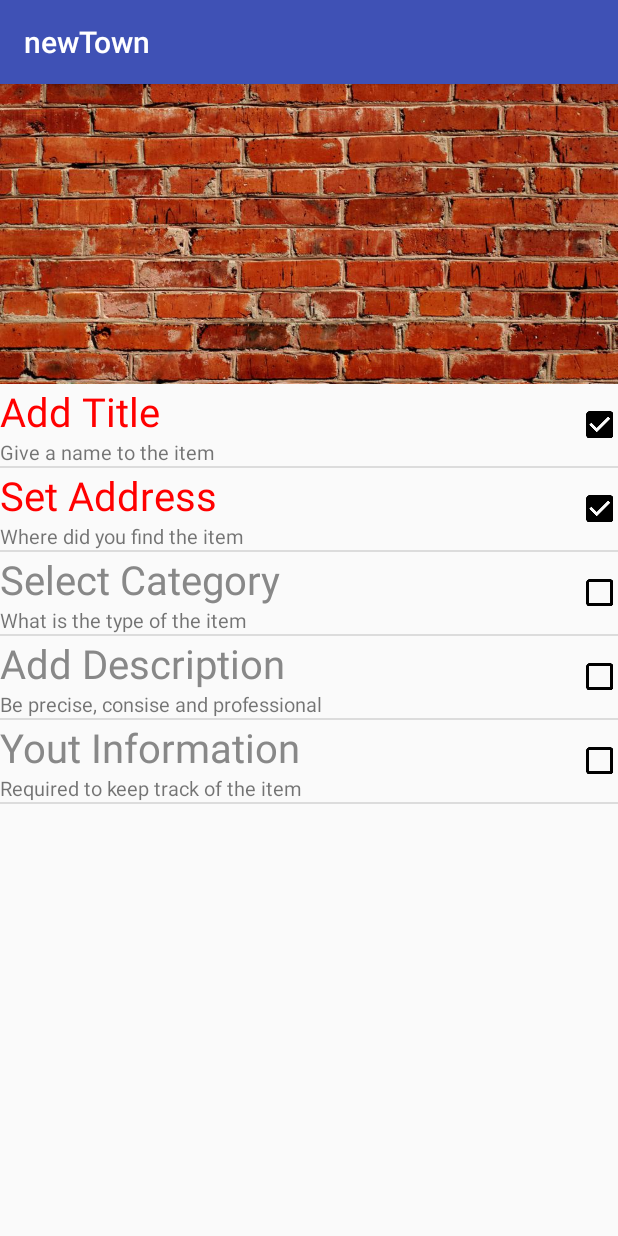
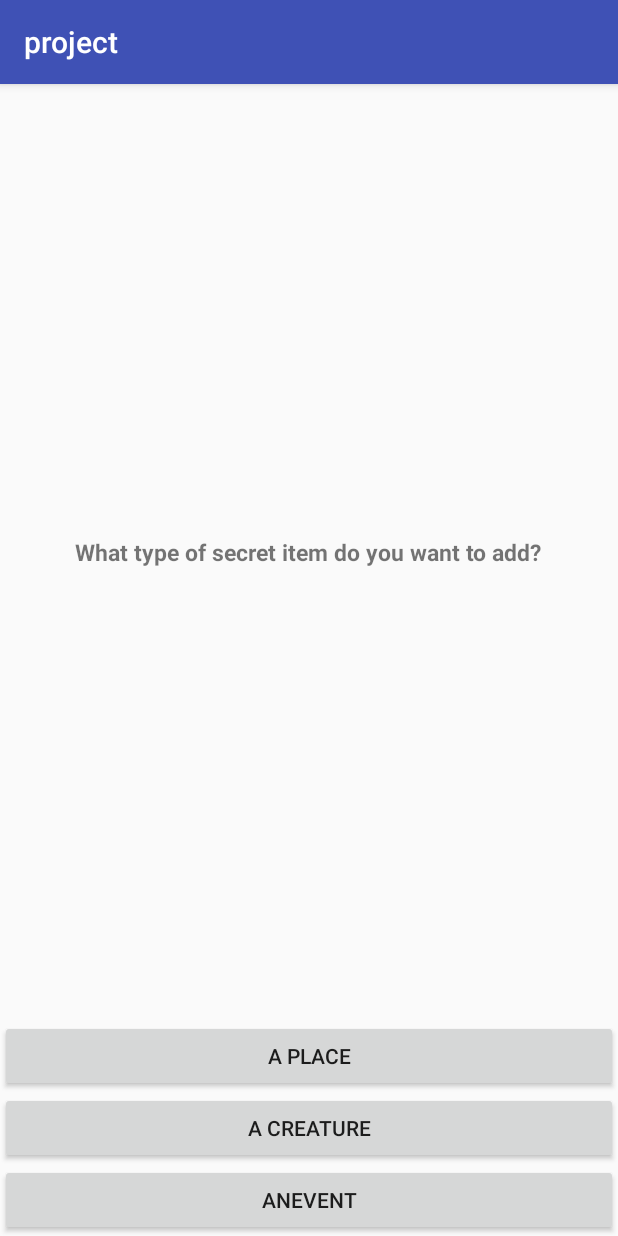
Before and after one commit to zcbmlijygrdwa/paperTown, an Android app: the newTown screen opened directly, with no data from a screen before it, after a tap on "Select Category", on a phone screen of 412 x 824 dp. Run offline under Robolectric (Android 15) with nearby library versions, the phone set to English and light mode, and no system bars.

Commit message:
add NewCategoryActivity

```diff
--- a/app/src/main/AndroidManifest.xml
+++ b/app/src/main/AndroidManifest.xml
@@ -33,7 +33,9 @@
             android:label="@string/title_activity_new_town"
             android:theme="@style/AppTheme.NoActionBar" />
         <activity android:name=".NewTitleActivity" />
-        <activity android:name=".NewAddressActivity"></activity>
+        <activity android:name=".NewAddressActivity" />
+        <activity android:name=".NewCategoryActivity" />
+        <activity android:name=".NewDescriptionActivity"></activity>
     </application>
 
 </manifest>
--- /dev/null
+++ b/app/src/main/java/zhenyuyang/cec150/ece/ucsb/edu/project/NewCategoryActivity.java
@@ -0,0 +1,58 @@
+package zhenyuyang.cec150.ece.ucsb.edu.project;
+
+import android.app.Activity;
+import android.content.Intent;
+import android.support.v7.app.AppCompatActivity;
+import android.os.Bundle;
+import android.util.Log;
+import android.view.View;
+import android.widget.Button;
+
+public class NewCategoryActivity extends AppCompatActivity {
+
+    @Override
+    protected void onCreate(Bundle savedInstanceState) {
+        super.onCreate(savedInstanceState);
+        setContentView(R.layout.activity_new_category);
+
+
+        Button button1 = (Button) findViewById(R.id.button_cate1);
+        button1.setOnClickListener(new View.OnClickListener() {
+
+            public void onClick(View v) {
+                // TODO Auto-generated method stub
+                Intent returnIntent = new Intent();
+                returnIntent.putExtra("result","place");
+                setResult(Activity.RESULT_OK,returnIntent);
+                finish();
+            }
+        });
+
+        Button button2 = (Button) findViewById(R.id.button_cate2);
+        button2.setOnClickListener(new View.OnClickListener() {
+
+            public void onClick(View v) {
+                // TODO Auto-generated method stub
+                Intent returnIntent = new Intent();
+                returnIntent.putExtra("result","creature");
+                setResult(Activity.RESULT_OK,returnIntent);
+                finish();
+            }
+        });
+
+        Button button3 = (Button) findViewById(R.id.button_cate3);
+        button3.setOnClickListener(new View.OnClickListener() {
+
+            public void onClick(View v) {
+                // TODO Auto-generated method stub
+                Intent returnIntent = new Intent();
+                returnIntent.putExtra("result","event");
+                setResult(Activity.RESULT_OK,returnIntent);
+                finish();
+            }
+        });
+
+
+
+    }
+}
--- a/app/src/main/java/zhenyuyang/cec150/ece/ucsb/edu/project/newTown.java
+++ b/app/src/main/java/zhenyuyang/cec150/ece/ucsb/edu/project/newTown.java
@@ -26,9 +26,9 @@ import static android.provider.AlarmClock.EXTRA_MESSAGE;
 
 public class newTown extends AppCompatActivity {
     final int NEW_TITLE_REQUEST = 0;
-    final int NEW_ADDRESS_REQUEST = 2;
-    final int NEW_CATEGORY_REQUEST = 0;
-    final int NEW_INFORMATION_REQUEST = 0;
+    final int NEW_ADDRESS_REQUEST = 1;
+    final int NEW_CATEGORY_REQUEST = 2;
+    final int NEW_INFORMATION_REQUEST =3;
 
     String title = "";
 
@@ -109,6 +109,14 @@ public class newTown extends AppCompatActivity {
                     //finish();// kill current activity
                 }
 
+                if (position == 2) {
+                    Intent intent = new Intent(getApplicationContext(), NewCategoryActivity.class);
+                    //intent.putExtra(EXTRA_MESSAGE, "asdf");
+                    startActivityForResult(intent, NEW_CATEGORY_REQUEST);
+                    overridePendingTransition(R.anim.trans_left_in, R.anim.trans_left_out);
+                    //finish();// kill current activity
+                }
+
 
 
             }
@@ -147,6 +155,19 @@ public class newTown extends AppCompatActivity {
             }
             if (resultCode == Activity.RESULT_CANCELED) {
                 Log.i("onActivityResult", "NEW_ADDRESS_REQUEST RESULT_CANCELED");
+                //Write your code if there's no result
+            }
+        }
+
+        if (requestCode == NEW_CATEGORY_REQUEST) {
+            // Make sure the request was successful
+            if (resultCode == RESULT_OK) {
+                String result = data.getStringExtra("result");
+                Log.i("onActivityResult", "result = " + result);
+                title = result;
+            }
+            if (resultCode == Activity.RESULT_CANCELED) {
+                Log.i("onActivityResult", "NEW_CATEGORY_REQUEST RESULT_CANCELED");
                 //Write your code if there's no result
             }
         }
--- /dev/null
+++ b/app/src/main/res/layout/activity_new_category.xml
@@ -0,0 +1,47 @@
+<?xml version="1.0" encoding="utf-8"?>
+<LinearLayout xmlns:android="http://schemas.android.com/apk/res/android"
+    xmlns:app="http://schemas.android.com/apk/res-auto"
+    xmlns:tools="http://schemas.android.com/tools"
+    android:layout_width="match_parent"
+    android:layout_height="match_parent"
+    android:orientation="vertical"
+    tools:context="zhenyuyang.cec150.ece.ucsb.edu.project.NewCategoryActivity">
+
+
+
+    <LinearLayout
+        android:layout_width="match_parent"
+        android:layout_height="0dp"
+        android:layout_weight="1"
+        android:gravity="center"
+        android:orientation="vertical">
+        <TextView
+            android:id="@+id/textView2"
+            android:layout_width="wrap_content"
+            android:layout_height="wrap_content"
+            android:textStyle="bold"
+            android:textSize="15dp"
+            android:text="What type of secret item do you want to add?"
+            tools:layout_editor_absoluteX="178dp"
+            tools:layout_editor_absoluteY="128dp" />
+    </LinearLayout>
+
+    <Button
+        android:id="@+id/button_cate1"
+        android:layout_width="match_parent"
+        android:layout_height="wrap_content"
+        android:text="A Place" />
+
+    <Button
+        android:id="@+id/button_cate2"
+        android:layout_width="match_parent"
+        android:layout_height="wrap_content"
+        android:text="A Creature" />
+
+    <Button
+        android:id="@+id/button_cate3"
+        android:layout_width="match_parent"
+        android:layout_height="wrap_content"
+        android:text="AnEvent" />
+
+</LinearLayout>
```
Also changed, not shown: app/src/main/java/zhenyuyang/cec150/ece/ucsb/edu/project/NewAddressActivity.java (+11 -5 lines), app/src/main/java/zhenyuyang/cec150/ece/ucsb/edu/project/NewDescriptionActivity.java (added, +13 -0 lines), app/src/main/res/layout/activity_new_description.xml (added, +9 -0 lines).
